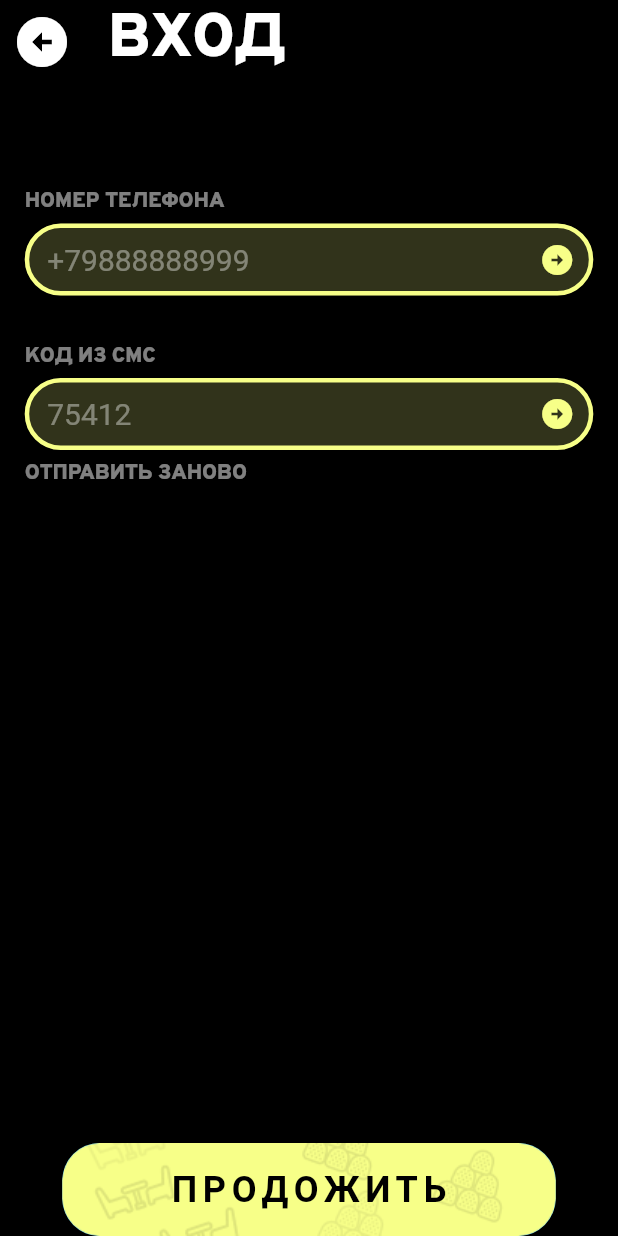
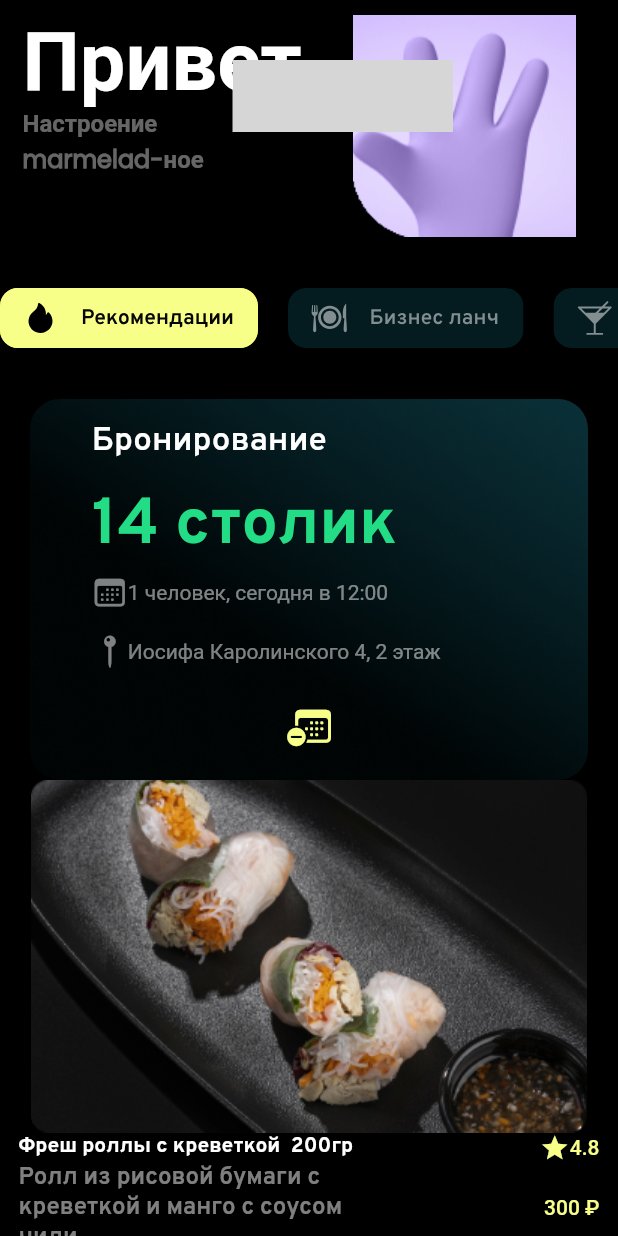
Before and after one commit to Nekori228/Marmelad, a Flutter app: the SignUpPage screen opened directly, after a tap on "ПРОДОЖИТЬ", on a phone screen of 412 x 824 dp. Run offline on Flutter 3.47's test engine with Material 2 defaults, Android fonts, the light colour scheme and no system bars; our stand-ins replace flutter_svg; grey boxes are pictures that could not be loaded.

Commit message:
Create mainPage.dart. Add SVG

```diff
--- a/lib/pages/helpBooking.dart
+++ b/lib/pages/helpBooking.dart
@@ -125,7 +125,7 @@ class _CarouselState extends State<Carousel> {
                       ),
                       padding: EdgeInsets.zero,
                     ),
-                    child: Image.asset('assets/images/button_small.png',
+                    child: Image.asset('assets/images/buttonSmall.png',
                         fit: BoxFit.cover),
                   ),
                 ),
--- /dev/null
+++ b/lib/pages/mainPage.dart
@@ -0,0 +1,120 @@
+import 'package:flutter/cupertino.dart';
+import 'package:flutter/material.dart';
+import 'package:flutter_svg/flutter_svg.dart';
+import 'package:marmelad/widgets/hello.dart';
+import 'package:marmelad/pages/theme.dart';
+
+import '../widgets/booking.dart';
+import '../widgets/tabs.dart';
+
+class Main extends StatelessWidget {
+  const Main({Key? key}) : super(key: key);
+
+  @override
+  Widget build(BuildContext context) {
+    return MaterialApp(
+      theme: themeMarmelad,
+      home: MainPage(),
+    );
+  }
+}
+
+class MainPage extends StatelessWidget {
+  const MainPage({Key? key}) : super(key: key);
+
+  @override
+  Widget build(BuildContext context) {
+    return SafeArea(
+      child: Scaffold(
+        backgroundColor: Colors.black,
+        body: SingleChildScrollView(
+          scrollDirection: Axis.vertical,
+          child: Column(
+            mainAxisAlignment: MainAxisAlignment.start,
+            crossAxisAlignment: CrossAxisAlignment.center,
+            children: [
+              HelloWidget(),
+              TabsWidget(),
+              BookingWidget(),
+              ElevatedButton(
+                onPressed: () {},
+                clipBehavior: Clip.antiAlias,
+                style: ElevatedButton.styleFrom(
+                  backgroundColor: Color(0xFFFFFFFF).withOpacity(0),
+                  shape: RoundedRectangleBorder(
+                    borderRadius: BorderRadius.circular(12),
+                  ),
+                  padding: EdgeInsets.zero,
+                ),
+                child: Column(
+                  children: [
+                    Stack(
+                      alignment: Alignment.center,
+                      children: [
+                        Image.asset("assets/images/item1.png"),
+                      ],
+                    ),
+                    Container(
+                      margin: EdgeInsets.symmetric(
+                          horizontal: MediaQuery.of(context).size.width * 0.03),
+                      child: Column(
+                        children: [
+                          Row(
+                            mainAxisAlignment: MainAxisAlignment.spaceAround,
+                            children: [
+                              Text(
+                                "Фреш роллы с креветкой  200гр",
+                                style: TextStyle(
+                                    color: Color(0xFFFFFFFF),
+                                    fontFamily: "Overpass-Bold",
+                                    fontSize: 14),
+                              ),
+                              Spacer(),
+                              Icon(
+                                Icons.star,
+                                color: Color(0xFFF7FF88),
+                                size: 20,
+                              ),
+                              Text(
+                                "4.8",
+                                style: TextStyle(color: Color(0xFFF7FF88)),
+                              ),
+                            ],
+                          ),
+                          Row(
+                            mainAxisAlignment: MainAxisAlignment.spaceAround,
+                            children: [
+                              Container(
+                                width: 230,
+                                height: 60,
+                                child: Text(
+                                  'Ролл из рисовой бумаги с креветкой и манго с соусом чили',
+                                  style: TextStyle(
+                                    color: Color(0xFFFFFFFF).withOpacity(0.5),
+                                    fontFamily: "Overpass-SemiBold",
+                                    fontSize: 16
+                                  ),
+                                ),
+                              ),
+                              Spacer(),
+                              Text(
+                                '300 ₽',
+                                style: TextStyle(
+                                  color: Color(0xFFF7FF88),
+                                ),
+                              )
+                            ],
+                          ),
+                        ],
+                      ),
+                    ),
+                  ],
+                ),
+              ),
+            ],
+          ),
+        ),
+      ),
+    );
+  }
+}
--- a/lib/pages/signUp.dart
+++ b/lib/pages/signUp.dart
@@ -2,6 +2,7 @@ import 'package:flutter/cupertino.dart';
 import 'package:flutter/material.dart';
 import 'package:marmelad/pages/theme.dart';
 import 'appBar2.dart';
+import 'mainPage.dart';
 
 class SignUp extends StatelessWidget {
   const SignUp({Key? key}) : super(key: key);
@@ -9,7 +10,7 @@ class SignUp extends StatelessWidget {
   @override
   Widget build(BuildContext context) {
     return MaterialApp(
-      theme: themeArnitura,
+      theme: themeMarmelad,
       home: SignUpPage(),
     );
   }
@@ -137,7 +138,10 @@ class SignUpPage extends StatelessWidget {
               ),
               Spacer(),
               ElevatedButton(
-                onPressed: () {},
+                onPressed: () {
+                  Navigator.push(context,
+                      MaterialPageRoute(builder: (context) => Main()));
+                },
                 clipBehavior: Clip.antiAlias,
                 style: ElevatedButton.styleFrom(
                   shape: RoundedRectangleBorder(
--- a/lib/pages/test.dart
+++ /dev/null
@@ -1 +0,0 @@
-// TODO Implement this library.
--- a/lib/pages/theme.dart
+++ b/lib/pages/theme.dart
@@ -1,7 +1,7 @@
 import 'dart:ui';
 import 'package:flutter/material.dart';
 
-final themeArnitura = ThemeData(
+final themeMarmelad = ThemeData(
   primarySwatch: Colors.yellow,
   textTheme: const TextTheme(
     titleMedium: TextStyle(
--- /dev/null
+++ b/lib/widgets/booking.dart
@@ -0,0 +1,84 @@
+import 'package:flutter/cupertino.dart';
+
+class BookingWidget extends StatelessWidget {
+  const BookingWidget({Key? key}) : super(key: key);
+
+  @override
+  Widget build(BuildContext context) {
+    return Container(
+      margin: EdgeInsets.fromLTRB(20, 0, 20, 0),
+      decoration: BoxDecoration(
+          borderRadius: BorderRadius.circular(20),
+          image: DecorationImage(
+              image: AssetImage("assets/images/bookingImage.png"),
+              fit: BoxFit.cover)),
+      child: Container(
+        margin: EdgeInsets.symmetric(
+            horizontal: MediaQuery.of(context).size.width * 0.1),
+        child: Column(
+          children: [
+            Align(
+              alignment: Alignment.topLeft,
+              child: Container(
+                margin: EdgeInsets.fromLTRB(0, 15, 0, 15),
+                child: Text(
+                  'Бронирование',
+                  style: TextStyle(
+                      color: Color(0xFFFFFFFF),
+                      fontFamily: "Overpass-SemiBold",
+                      fontSize: 22),
+                ),
+              ),
+            ),
+            Align(
+              alignment: Alignment.topLeft,
+              child: Container(
+                margin: EdgeInsets.fromLTRB(0, 0, 0, 5),
+                child: Text(
+                  '14 столик',
+                  style: TextStyle(
+                      color: Color(0xFF22DD85),
+                      fontFamily: "Overpass-Bold",
+                      fontSize: 43),
+                ),
+              ),
+            ),
+            Container(
+              margin: EdgeInsets.fromLTRB(0, 0, 0, 10),
+              child: Row(
+                children: [
+                  Icon(CupertinoIcons.calendar,
+                      color: Color(0xFFFFFFFF).withOpacity(0.5)),
+                  Text(
+                    '1 человек, сегодня в 12:00',
+                    style: TextStyle(
+                        color: Color(0xFFFFFFFF).withOpacity(0.5)),
+                  )
+                ],
+              ),
+            ),
+            Container(
+              margin: EdgeInsets.fromLTRB(0, 5, 0, 20),
+              child: Row(
+                children: [
+                  Icon(CupertinoIcons.map_pin,
+                      color: Color(0xFFFFFFFF).withOpacity(0.5)),
+                  Text(
+                    'Иосифа Каролинского 4, 2 этаж',
+                    style: TextStyle(
+                        color: Color(0xFFFFFFFF).withOpacity(0.5)),
+                  )
+                ],
+              ),
+            ),
+            Container(
+              margin: EdgeInsets.fromLTRB(0, 5, 0, 20),
+              child: Icon(CupertinoIcons.calendar_badge_minus,
+                color: Color(0xFFF7FF88), size: 29,),
+            ),
+          ],
+        ),
+      ),
+    );
+  }
+}
--- /dev/null
+++ b/lib/widgets/hello.dart
@@ -0,0 +1,54 @@
+import 'package:flutter/cupertino.dart';
+import 'package:flutter/material.dart';
+import 'package:flutter_svg/svg.dart';
+
+class HelloWidget extends StatelessWidget {
+  const HelloWidget({Key? key}) : super(key: key);
+
+  @override
+  Widget build(BuildContext context) {
+    return Align(
+      alignment: Alignment.centerLeft,
+      child: Padding(
+        padding: const EdgeInsets.fromLTRB(15, 10, 0, 0),
+        child: Column(
+          children: [
+            Stack(
+              children: [
+                Container(
+                  margin: EdgeInsets.fromLTRB(140, 30, 110, 0),
+                  child: SvgPicture.asset("assets/images/smale.png",
+                      fit: BoxFit.cover),
+                ),
+                Text(
+                  'Привет',
+                  style: TextStyle(
+                      color: Color(0xFFFFFFFF),
+                      fontSize: 54,
+                      fontFamily: "Poppins",
+                      fontWeight: FontWeight.bold),
+                ),
+                Container(
+                  margin: EdgeInsets.fromLTRB(0, 60, 0, 0),
+                  child: Text(
+                    'Настроение \nmarmelad-ное',
+                    style: TextStyle(
+                        color: Color(0xFFFFFFFF).withOpacity(0.4),
+                        fontSize: 16,
+                        fontWeight: FontWeight.bold,
+                        fontFamily: "Poppins"),
+                  ),
+                ),
+                Container(
+                  margin: EdgeInsets.fromLTRB(220, 0, 1, 0),
+                  child:
+                      Image.asset("assets/gifs/higif.gif", fit: BoxFit.cover),
+                ),
+              ],
+            ),
+          ],
+        ),
+      ),
+    );
+  }
+}
--- /dev/null
+++ b/lib/widgets/tabs.dart
@@ -0,0 +1,97 @@
+import 'package:flutter/cupertino.dart';
+import 'package:flutter/material.dart';
+import 'package:flutter_svg/svg.dart';
+
+class TabsWidget extends StatelessWidget {
+  const TabsWidget({Key? key}) : super(key: key);
+
+  @override
+  Widget build(BuildContext context) {
+    return SingleChildScrollView(
+      scrollDirection: Axis.horizontal,
+      child: Container(
+        margin: EdgeInsets.fromLTRB(0, 30, 0, 30),
+        child: Row(
+          children: [
+            Container(
+              margin: EdgeInsets.fromLTRB(0, 0, 20, 0),
+              child: ElevatedButton(
+                onPressed: () {},
+                clipBehavior: Clip.antiAlias,
+                style: ElevatedButton.styleFrom(
+                  shape: RoundedRectangleBorder(
+                    borderRadius: BorderRadius.circular(12),
+                  ),
+                  padding: EdgeInsets.zero,
+                ),
+                child: Stack(
+                  alignment: Alignment.center,
+                  children: [
+                    SvgPicture.asset("assets/images/tabs1.svg"),
+                  ],
+                ),
+              ),
+            ),
+            Container(
+              margin: EdgeInsets.fromLTRB(0, 0, 20, 0),
+              child: ElevatedButton(
+                onPressed: () {},
+                clipBehavior: Clip.antiAlias,
+                style: ElevatedButton.styleFrom(
+                  backgroundColor: Color(0xFFFFFFFF).withOpacity(0),
+                  shape: RoundedRectangleBorder(
+                    borderRadius: BorderRadius.circular(12),
+                  ),
+                  padding: EdgeInsets.zero,
+                ),
+                child: Stack(
+                  alignment: Alignment.center,
+                  children: [
+                    SvgPicture.asset("assets/images/tabs2.svg"),
+                  ],
+                ),
+              ),
+            ),
+            Container(
+              margin: EdgeInsets.fromLTRB(0, 0, 20, 0),
+              child: ElevatedButton(
+                onPressed: () {},
+                clipBehavior: Clip.antiAlias,
+                style: ElevatedButton.styleFrom(
+                  backgroundColor: Color(0xFFFFFFFF).withOpacity(0),
+                  shape: RoundedRectangleBorder(
+                    borderRadius: BorderRadius.circular(12),
+                  ),
+                  padding: EdgeInsets.zero,
+                ),
+                child: Stack(
+                  alignment: Alignment.center,
+                  children: [
+                    SvgPicture.asset("assets/images/tabs3.svg"),
+                  ],
+                ),
+              ),
+            ),
+            ElevatedButton(
+              onPressed: () {},
+              clipBehavior: Clip.antiAlias,
+              style: ElevatedButton.styleFrom(
+                backgroundColor: Color(0xFFFFFFFF).withOpacity(0),
+                shape: RoundedRectangleBorder(
+                  borderRadius: BorderRadius.circular(12),
+                ),
+                padding: EdgeInsets.zero,
+              ),
+              child: Stack(
+                alignment: Alignment.center,
+                children: [
+                  SvgPicture.asset("assets/images/tabs4.svg"),
+                ],
+              ),
+            ),
+          ],
+        ),
+      ),
+    );
+  }
+}
```
Also changed, not shown: pubspec.yaml (+8 -0 lines), assets/fonts/Overpass-Bold.ttf (added), assets/fonts/Overpass-SemiBold.ttf (added), assets/gifs/higif.gif (added), assets/images/bookingImage.png (added), assets/images/buttonSmall.png (renamed from assets/images/button_small.png), assets/images/item1.png (added), assets/images/smale.svg (added), assets/images/tabs1.svg (added), assets/images/tabs2.svg (added), assets/images/tabs3.svg (added), assets/images/tabs4.svg (added), pubspec.lock.
